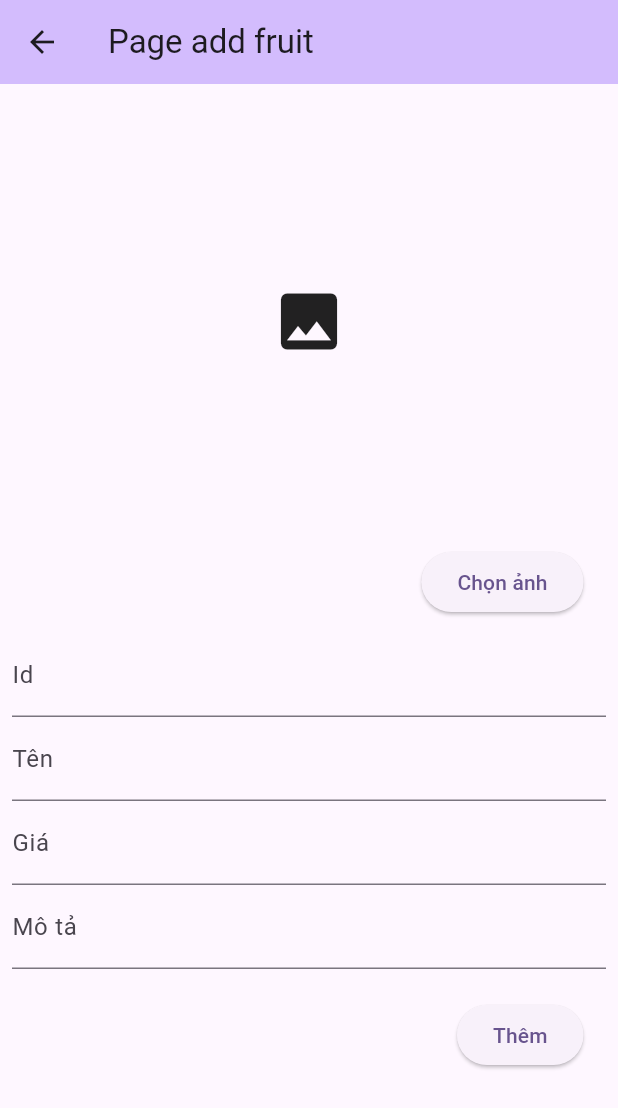
After one commit to callmekz25/learn-app-flutter, a Flutter app: the PageAddFruit screen opened directly, after a tap on "Thêm", on a phone screen of 412 x 824 dp. The commit adds this screen. Shown: the top 1108 px of the screen. Run offline on Flutter 3.47's test engine with Material 3 defaults, Android fonts, the phone set to English and light mode, and no system bars; our stand-ins replace badges, flutter_rating_bar, flutter_slidable, get, get_storage, image_picker and 4 more; missing offline and left inert: dart:ffi, xml2json; accounts and stored records are empty.

```diff
--- /dev/null
+++ b/lib/commercial_app/admin_pages/fruit_add_page.dart
@@ -0,0 +1,130 @@
+import 'dart:io';
+
+import 'package:flutter/material.dart';
+import 'package:image_picker/image_picker.dart';
+import 'package:khanhvinh_flutter_app/commercial_app/models/fruit.model.dart';
+import 'package:khanhvinh_flutter_app/commercial_app/supabase.helper.dart';
+
+class PageAddFruit extends StatefulWidget {
+  const PageAddFruit({super.key});
+
+  @override
+  State<PageAddFruit> createState() => _PageAddFruitState();
+}
+
+class _PageAddFruitState extends State<PageAddFruit> {
+  XFile? xFile;
+  TextEditingController txtId = TextEditingController();
+  TextEditingController txtTen = TextEditingController();
+  TextEditingController txtGia = TextEditingController();
+  TextEditingController txtMota = TextEditingController();
+
+  @override
+  Widget build(BuildContext context) {
+    return Scaffold(
+      appBar: AppBar(
+        title: Text("Page add fruit"),
+        backgroundColor: Theme.of(context).colorScheme.inversePrimary,
+      ),
+      body: SingleChildScrollView(
+        child: Padding(
+          padding: const EdgeInsets.all(8.0),
+          child: Column(
+            children: [
+              Container(
+                height: 300,
+                child: xFile == null
+                    ? Icon(
+                        Icons.image,
+                        size: 50,
+                      )
+                    : Image.file(File(xFile!.path)),
+              ),
+              Row(
+                mainAxisAlignment: MainAxisAlignment.end,
+                children: [
+                  ElevatedButton(
+                      onPressed: () async {
+                        var imagePicker = await ImagePicker()
+                            .pickImage(source: ImageSource.gallery);
+                        if (imagePicker != null) {
+                          setState(() {
+                            xFile = imagePicker;
+                          });
+                        }
+                      },
+                      child: Text("Chọn ảnh")),
+                  SizedBox(
+                    width: 15,
+                  ),
+                ],
+              ),
+              SizedBox(
+                height: 10,
+              ),
+              TextField(
+                controller: txtId,
+                keyboardType: TextInputType.numberWithOptions(
+                    signed: false, decimal: false),
+                decoration: InputDecoration(labelText: "Id"),
+              ),
+              TextField(
+                controller: txtTen,
+                decoration: InputDecoration(labelText: "Tên"),
+              ),
+              TextField(
+                controller: txtGia,
+                decoration: InputDecoration(labelText: "Giá"),
+                keyboardType: TextInputType.number,
+              ),
+              TextField(
+                controller: txtMota,
+                decoration: InputDecoration(labelText: "Mô tả"),
+              ),
+              SizedBox(
+                height: 20,
+              ),
+              Row(
+                mainAxisAlignment: MainAxisAlignment.end,
+                children: [
+                  ElevatedButton(
+                      onPressed: () async {
+                        if (xFile != null) {
+                          ScaffoldMessenger.of(context).clearSnackBars();
+                          ScaffoldMessenger.of(context).showSnackBar(SnackBar(
+                              duration: Duration(seconds: 5),
+                              content: Text("Đang thêm ${txtTen.text}...")));
+                          //1. Thêm ảnh, lấy url
+                          //2.
+                          var imageUrl = await uploadImage(
+                              image: File(xFile!.path),
+                              bucket: "fruits",
+                              path: "fruit_${txtId.text}.jpg");
+
+                          Fruit fruit = Fruit(
+                              id: int.parse(txtId.text),
+                              ten: txtTen.text,
+                              gia: int.parse(txtGia.text),
+                              anh: imageUrl,
+                              moTa: txtMota.text);
+
+                          FruitSnapshot.insert(fruit);
+                          ScaffoldMessenger.of(context).clearSnackBars();
+                          ScaffoldMessenger.of(context).showSnackBar(SnackBar(
+                              duration: Duration(seconds: 5),
+                              content: Text("Đã thêm ${txtTen.text}")));
+                        }
+                      },
+                      child: Text("Thêm")),
+                  SizedBox(
+                    width: 15,
+                  ),
+                ],
+              ),
+            ],
+          ),
+        ),
+      ),
+    );
+  }
+}
--- a/lib/commercial_app/models/fruit.model.dart
+++ b/lib/commercial_app/models/fruit.model.dart
@@ -16,7 +16,7 @@ class Fruit {
         gia: json['gia']);
   }
   Map<dynamic, dynamic> toJson() {
-    return {"id": gia, "ten": ten, "moTa": moTa, "anh": anh, "gia": gia};
+    return {"id": id, "ten": ten, "moTa": moTa, "anh": anh, "gia": gia};
   }
 }
 
@@ -34,10 +34,10 @@ class FruitSnapshot {
     return data;
   }
 
-  Future<void> delete() async {
+  static Future<void> delete(fruitId) async {
     final supabase = Supabase.instance.client;
-    await supabase.from("Fruit").delete().eq("id", fruit.id);
-    await removeImage(bucket: "fruit", path: "");
+    await supabase.from("Fruit").delete().eq("id", fruitId);
+    await removeImage(bucket: "fruits", path: "fruit_${fruitId}.jpg");
     return;
   }
 
--- a/lib/getX/getX.dart
+++ b/lib/getX/getX.dart
@@ -34,7 +34,7 @@ class PageCounterGetX extends StatelessWidget {
             Obx(
               () => Text(
                 "${controller._counter}",
-                style: TextStyle(fontSize: 25),
+                style: TextStyle(fontSize: 25, color: Colors.red),
               ),
             ),
             GetX<CounterController>(
--- a/lib/page_home.dart
+++ b/lib/page_home.dart
@@ -1,12 +1,17 @@
 import 'package:flutter/material.dart';
+import 'package:khanhvinh_flutter_app/commercial_app/admin_pages/fruits_page_admin.dart';
 import 'package:khanhvinh_flutter_app/commercial_app/app_fruit_store.dart';
 import 'package:khanhvinh_flutter_app/commercial_app/page_fruit_stream.dart';
 import 'package:khanhvinh_flutter_app/getX/getX.dart';
 import 'package:khanhvinh_flutter_app/getX/getX_simple_state_management.dart';
 import 'package:khanhvinh_flutter_app/json_list/page_album.dart';
 import 'package:khanhvinh_flutter_app/layout/grid_view_example.dart';
+import 'package:khanhvinh_flutter_app/layout/list_view_example.dart';
+import 'package:khanhvinh_flutter_app/local_storage/page_get_storage.dart';
+import 'package:khanhvinh_flutter_app/permission/page_permission.dart';
 import 'package:khanhvinh_flutter_app/profile/page_profile.dart';
 import 'package:khanhvinh_flutter_app/rss/pages/page_rss.dart';
+import 'package:khanhvinh_flutter_app/url_handler/call_phone.dart';
 
 class PageHome extends StatelessWidget {
   const PageHome({super.key});
@@ -28,6 +33,8 @@ class PageHome extends StatelessWidget {
               buildButton(context,
                   title: "My grid view", destination: PageGridView()),
               buildButton(context,
+                  title: "My list view", destination: PageListView()),
+              buildButton(context,
                   title: "My page counter", destination: PageCounterGetX()),
               buildButton(context,
                   title: "My page state management", destination: GetXApp()),
@@ -39,6 +46,14 @@ class PageHome extends StatelessWidget {
               buildButton(context, title: "Page Rss", destination: PageRss()),
               buildButton(context,
                   title: "Page Fruit Stream", destination: PageFruitStream()),
+              buildButton(context,
+                  title: "Page Call Phone", destination: CallPhone()),
+              buildButton(context,
+                  title: "Page Admin Fruit", destination: PageFruitsAdmin()),
+              buildButton(context,
+                  title: "Page Permission", destination: PagePermission()),
+              buildButton(context,
+                  title: "Page Get Storage", destination: PageGetStorage()),
             ],
           ),
         ),
--- a/pubspec.yaml
+++ b/pubspec.yaml
@@ -29,6 +29,7 @@ environment:
 # versions available, run `flutter pub outdated`.
 dependencies:
   supabase_flutter: ^2.8.4
+  url_launcher: ^6.2.1
   get: ^4.7.2
   badges: ^3.1.2
   flutter_rating_bar: ^4.0.1
@@ -41,6 +42,10 @@ dependencies:
   cupertino_icons: ^1.0.8
   xml2json: ^6.2.6
   webview_flutter: ^4.10.0
+  flutter_slidable: ^4.0.0
+  image_picker: ^1.1.2
+  permission_handler: ^12.0.0+1
+  get_storage: ^2.1.1
 
 dev_dependencies:
   flutter_test:
```
Also changed, not shown: lib/commercial_app/admin_pages/fruits_page_admin.dart (added, +129 -0 lines), lib/commercial_app/supabase.helper.dart (+10 -0 lines), lib/helpers/dialog.dart (added, +26 -0 lines), lib/helpers/permission_granted.dart (added, +16 -0 lines), lib/local_storage/page_get_storage.dart (added, +53 -0 lines), lib/my_widgets/async_widget.dart (added, +32 -0 lines), lib/permission/page_permission.dart (added, +35 -0 lines), lib/url_handler/call_phone.dart (added, +47 -0 lines), pubspec.lock, 2 other files.
